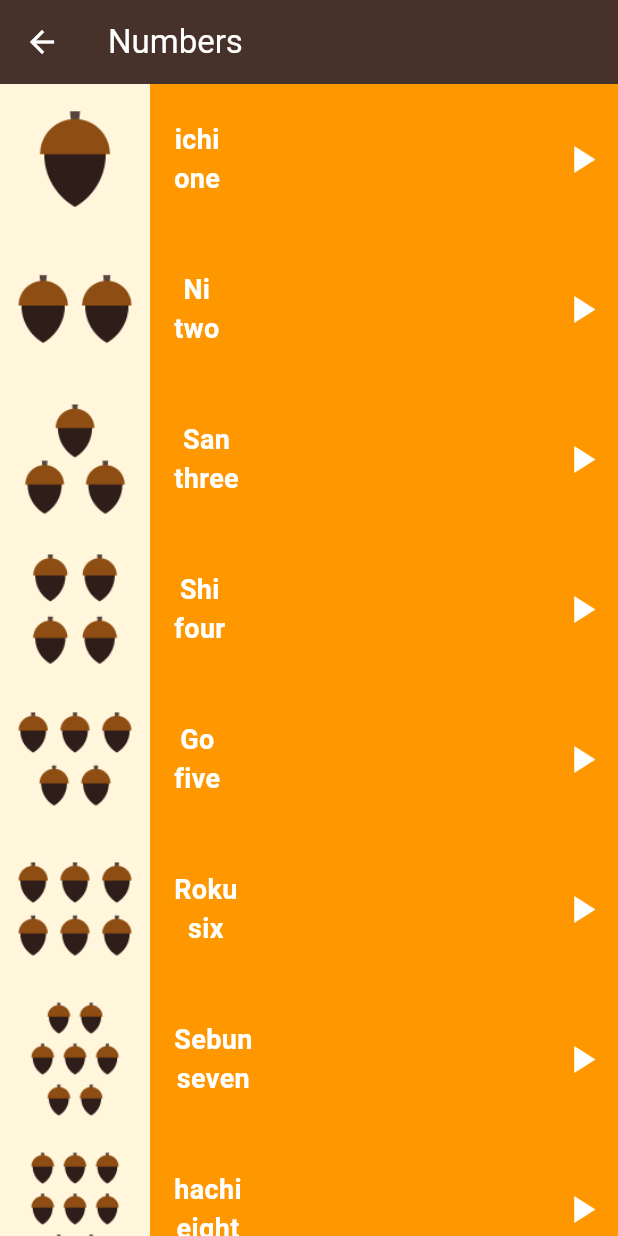
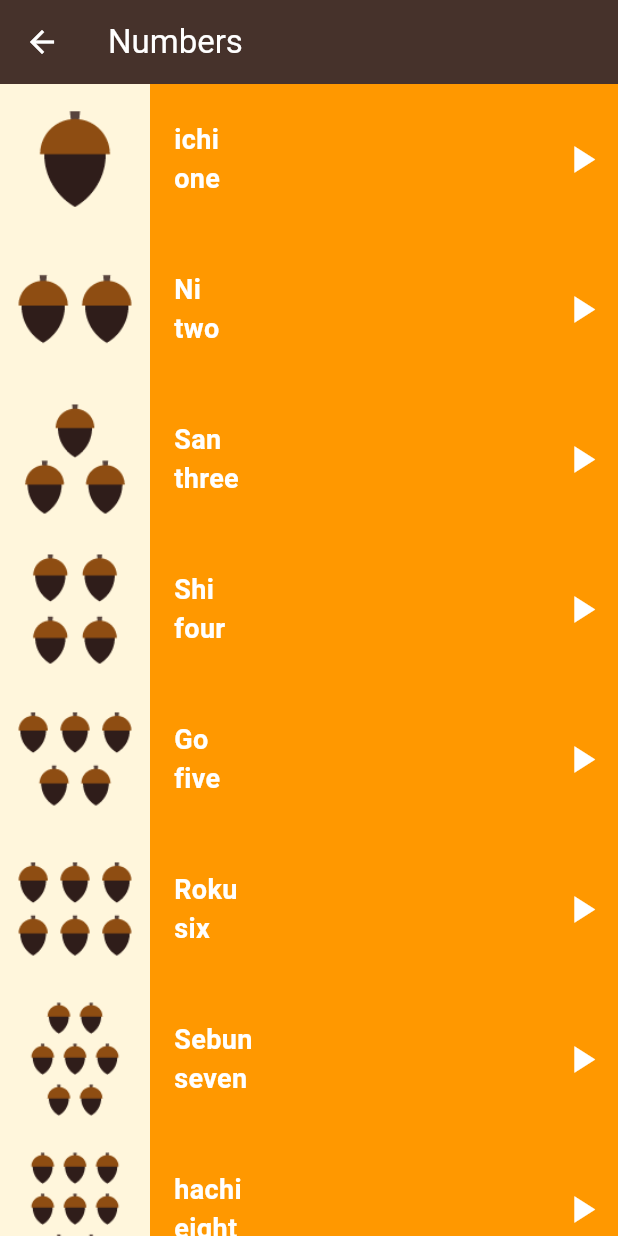
Before and after one commit to Ahmed7osny1/language-learning-app, a Flutter app: the NumbersPage screen opened directly, on a phone screen of 412 x 824 dp. Run offline on Flutter 3.47's test engine with Material 3 defaults, Android fonts, the phone set to English and light mode, and no system bars; our stand-ins replace audioplayers.

Commit message:
Finish App

```diff
--- a/lib/components/category_item.dart
+++ b/lib/components/category_item.dart
@@ -1,7 +1,7 @@
 import 'package:flutter/material.dart';
 
 class Category extends StatelessWidget{
-  Category({this.text, this.color, this.onTap});
+  Category({super.key, this.text, this.color, this.onTap});
 
   String? text;
   Color? color;
--- /dev/null
+++ b/lib/components/item_info.dart
@@ -0,0 +1,56 @@
+import 'package:flutter/material.dart';
+import '../model/itemmodel.dart';
+
+class ItemInfo extends StatelessWidget {
+  const ItemInfo({super.key,
+    required this.itemModel});
+
+  final ItemModel itemModel;
+
+  @override
+  Widget build(BuildContext context) {
+    // TODO: implement build
+    return Row(
+      children: [
+        Padding(
+          padding: const EdgeInsets.only(left: 16),
+          child: Column(
+            crossAxisAlignment: CrossAxisAlignment.start,
+            mainAxisAlignment: MainAxisAlignment.center,
+            children: [
+              Text(
+                itemModel.jpName,
+                style: const TextStyle(
+                  color: Colors.white,
+                  fontSize: 18,
+                  fontWeight: FontWeight.bold,
+                ),
+              ),
+              Text(
+                itemModel.enName,
+                style: const TextStyle(
+                  color: Colors.white,
+                  fontSize: 18,
+                  fontWeight: FontWeight.bold,
+                ),
+              ),
+            ],
+          ),
+        ),
+        const Spacer(
+          flex: 1,
+        ),
+        IconButton(
+          onPressed: () {
+            itemModel.playSound();
+          },
+          icon: const Icon(
+            Icons.play_arrow,
+            color: Colors.white,
+            size: 30,
+          ),
+        ),
+      ],
+    );
+  }
+}
--- a/lib/components/item_number.dart
+++ b/lib/components/item_number.dart
@@ -1,11 +1,12 @@
 import 'package:flutter/material.dart';
+import 'package:languagelearningapp/components/item_info.dart';
 import 'package:languagelearningapp/model/itemmodel.dart';
-import 'package:audioplayers/audioplayers.dart';
 
 class ItemNumber extends StatelessWidget {
-  const ItemNumber({super.key, required this.number, required this.color});
+  const ItemNumber({super.key, required this.item,
+    required this.color});
 
-  final ItemModel number;
+  final ItemModel item;
   final Color color;
 
   @override
@@ -19,48 +20,11 @@ class ItemNumber extends StatelessWidget {
           Container(
             color: const Color(0xffFFF6DC),
             child: Image.asset(
-                number.image
+                item.image!
             ),
           ),
-          Padding(
-            padding: const EdgeInsets.only(left: 16),
-            child: Column(
-              mainAxisAlignment: MainAxisAlignment.center,
-              children: [
-                Text(
-                  number.jpName,
-                  style: const TextStyle(
-                    color: Colors.white,
-                    fontSize: 18,
-                    fontWeight: FontWeight.bold,
-                  ),
-                ),
-                Text(
-                  number.enName,
-                  style: const TextStyle(
-                    color: Colors.white,
-                    fontSize: 18,
-                    fontWeight: FontWeight.bold,
-                  ),
-                ),
-              ],
-            ),
-          ),
-          const Spacer(
-            flex: 1,
-          ),
-          IconButton(
-            onPressed: (){
-              final player = AudioPlayer();
-              player.play(
-                  AssetSource(number.sound)
-              );
-            },
-            icon: const Icon(
-              Icons.play_arrow,
-              color: Colors.white,
-              size: 30,
-            ),
+          Expanded(
+              child: ItemInfo(itemModel: item,),
           ),
         ],
       ),
--- a/lib/model/itemmodel.dart
+++ b/lib/model/itemmodel.dart
@@ -1,15 +1,22 @@
+import 'package:audioplayers/audioplayers.dart';
+
 class ItemModel {
 
-  final String image;
+  final String? image;
   final String jpName;
   final String enName;
   final String sound;
 
   const ItemModel({
-    required this.image,
+    this.image,
     required this.jpName,
     required this.enName,
     required this.sound
   });
 
+  playSound(){
+    final player = AudioPlayer();
+    player.play(AssetSource(sound));
+  }
+
 }
--- a/lib/screens/color_page.dart
+++ b/lib/screens/color_page.dart
@@ -5,7 +5,7 @@ import '../model/itemmodel.dart';
 class ColorsPage extends StatelessWidget {
   const ColorsPage({super.key});
 
-  final List<ItemModel> numbers = const [
+  final List<ItemModel> colorList = const [
     ItemModel(
         image: 'assets/images/colors/color_black.png',
         jpName: 'Kuro',
@@ -73,10 +73,10 @@ class ColorsPage extends StatelessWidget {
         backgroundColor: const Color(0xff46322B),
       ),
       body: ListView.builder(
-        itemCount: numbers.length,
+        itemCount: colorList.length,
         itemBuilder: (context, num){
           return ItemNumber(
-              number: numbers[num],
+              item: colorList[num],
               color: Colors.deepPurple
           );
         },
--- a/lib/screens/numbers_page.dart
+++ b/lib/screens/numbers_page.dart
@@ -88,7 +88,7 @@ class NumbersPage extends StatelessWidget {
         itemCount: numbers.length,
         itemBuilder: (context, num){
           return ItemNumber(
-            number: numbers[num],
+            item: numbers[num],
             color: Colors.orange,
           );
           },
```
Also changed, not shown: lib/components/phrases_item.dart (added, +21 -0 lines), lib/screens/family_members_page.dart (+4 -4 lines), lib/screens/home_page.dart (+9 -0 lines), lib/screens/phrases_page.dart (added, +95 -0 lines).
